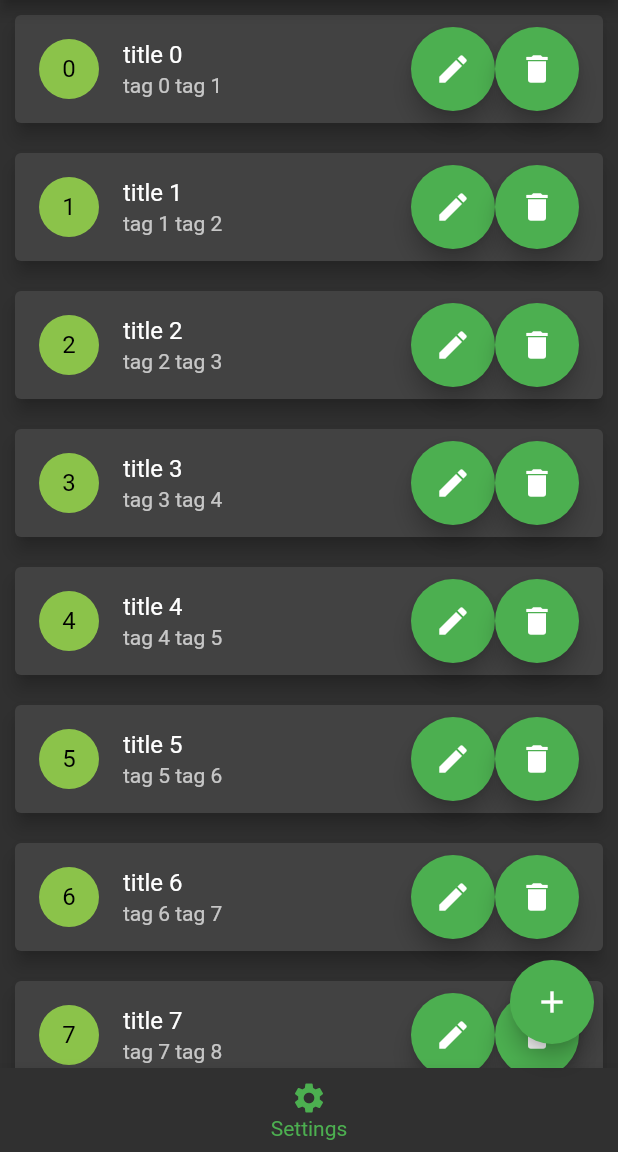
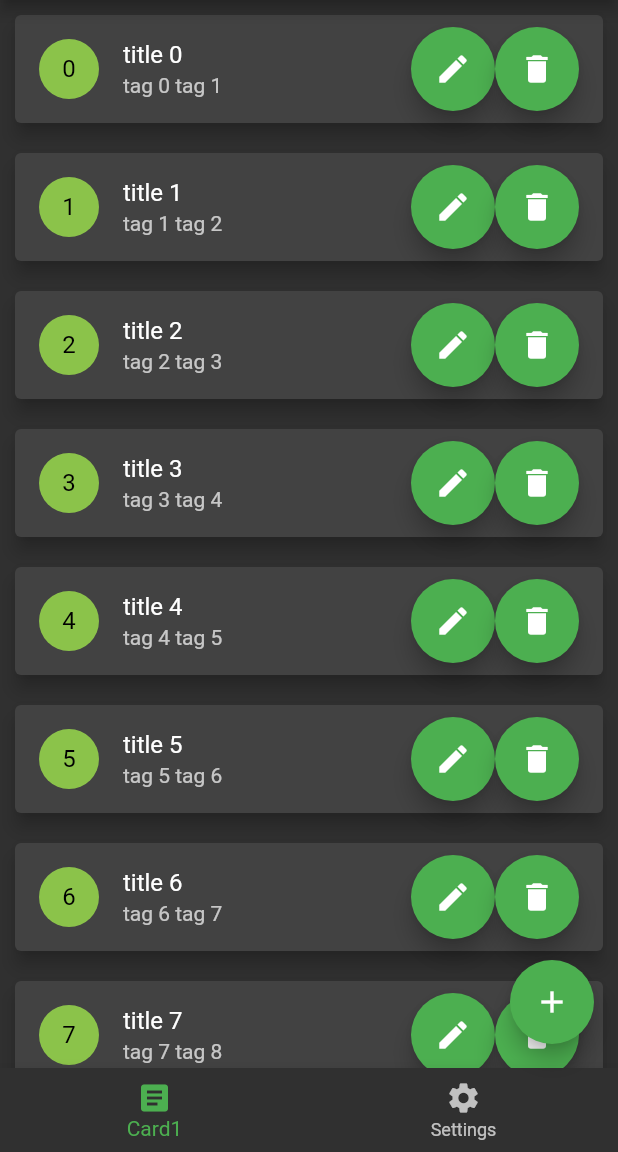
Before and after one commit to vincentprr/Mobile, a Flutter app: the screen it shows after launch, on a phone screen of 412 x 824 dp, the part 84-1236 px from its top. Run offline on Flutter 3.47's test engine with Material 2 defaults, Android fonts, the phone set to English and light mode, and no system bars; our stand-ins replace flutter_form_builder, form_builder_validators, google_fonts, settings_ui, shared_preferences; missing offline and left inert: dart:html.

```diff
--- a/lib/home.dart
+++ b/lib/home.dart
@@ -18,8 +18,6 @@ class _HomeState extends State<Home> {
 
   static List<Widget> pages = <Widget>[
     Ecran1(),
-    Ecran2(),
-    const Ecran3(),
     const EcranSettings()
   ];
 
@@ -44,6 +42,10 @@ class _HomeState extends State<Home> {
         currentIndex: _selectedIndex,
         onTap: _onItemTapped,
         items: const <BottomNavigationBarItem>[
+          BottomNavigationBarItem(
+            icon: Icon(Icons.article),
+            label: 'Card1',
+          ),
           BottomNavigationBarItem(icon: Icon(Icons.settings), label: 'Settings')
         ],
       ),
```
